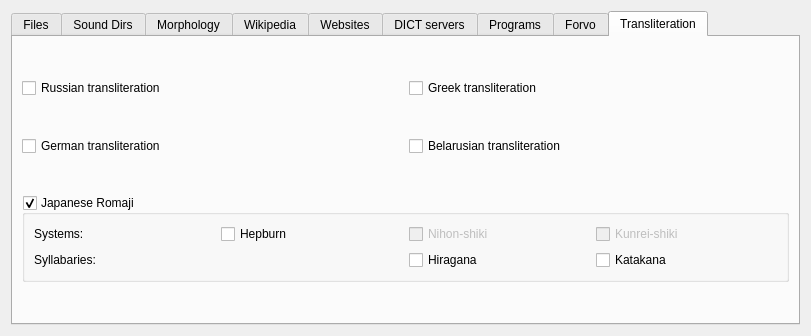
First picture: the form in sources.ui, repository goldendict/goldendict, before the edit.
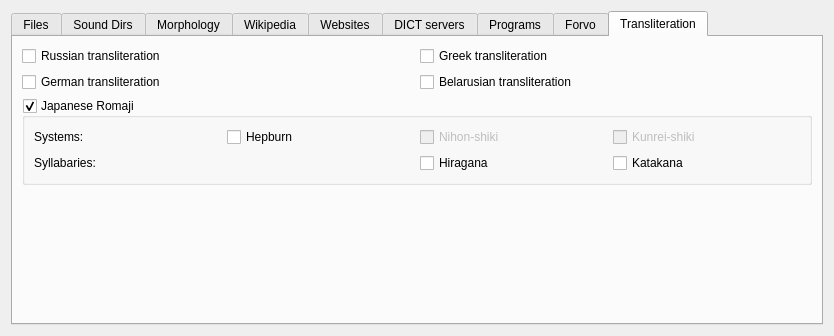
Second picture: the form after the edit. The open tabs and pages were chosen to show the change. Icons and pictures are not drawn.

Commit message: ui:layout rearranged in source dialog

Diff of the .ui file:
```diff
--- a/sources.ui
+++ b/sources.ui
@@ -6,7 +6,7 @@
    <rect>
     <x>0</x>
     <y>0</y>
-    <width>811</width>
+    <width>834</width>
     <height>336</height>
    </rect>
   </property>
@@ -638,19 +638,6 @@
        <string>Transliteration</string>
       </attribute>
       <layout class="QVBoxLayout" name="transliterationLayout">
-       <item>
-        <spacer name="verticalSpacer_5">
-         <property name="orientation">
-          <enum>Qt::Vertical</enum>
-         </property>
-         <property name="sizeHint" stdset="0">
-          <size>
-           <width>20</width>
-           <height>40</height>
-          </size>
-         </property>
-        </spacer>
-       </item>
        <item>
         <layout class="QGridLayout" name="gridLayout_2">
          <item row="0" column="0">
@@ -676,19 +663,6 @@
           </widget>
          </item>
          <item row="1" column="0">
-          <spacer name="verticalSpacer_6">
-           <property name="orientation">
-            <enum>Qt::Vertical</enum>
-           </property>
-           <property name="sizeHint" stdset="0">
-            <size>
-             <width>20</width>
-             <height>40</height>
-            </size>
-           </property>
-          </spacer>
-         </item>
-         <item row="2" column="0">
           <widget class="QCheckBox" name="enableGermanTransliteration">
            <property name="text">
             <string>German transliteration</string>
@@ -699,7 +673,7 @@
            </property>
           </widget>
          </item>
-         <item row="2" column="1">
+         <item row="1" column="1">
           <widget class="QCheckBox" name="enableBelarusianTransliteration">
            <property name="text">
             <string>Belarusian transliteration</string>
@@ -712,19 +686,6 @@
          </item>
         </layout>
        </item>
-       <item>
-        <spacer name="verticalSpacer_7">
-         <property name="orientation">
-          <enum>Qt::Vertical</enum>
-         </property>
-         <property name="sizeHint" stdset="0">
-          <size>
-           <width>20</width>
-           <height>40</height>
-          </size>
-         </property>
-        </spacer>
-       </item>
        <item>
         <widget class="QGroupBox" name="enableRomaji">
          <property name="toolTip">
```
Left out of the diff: 56 changed lines with no effect on the pictures.
